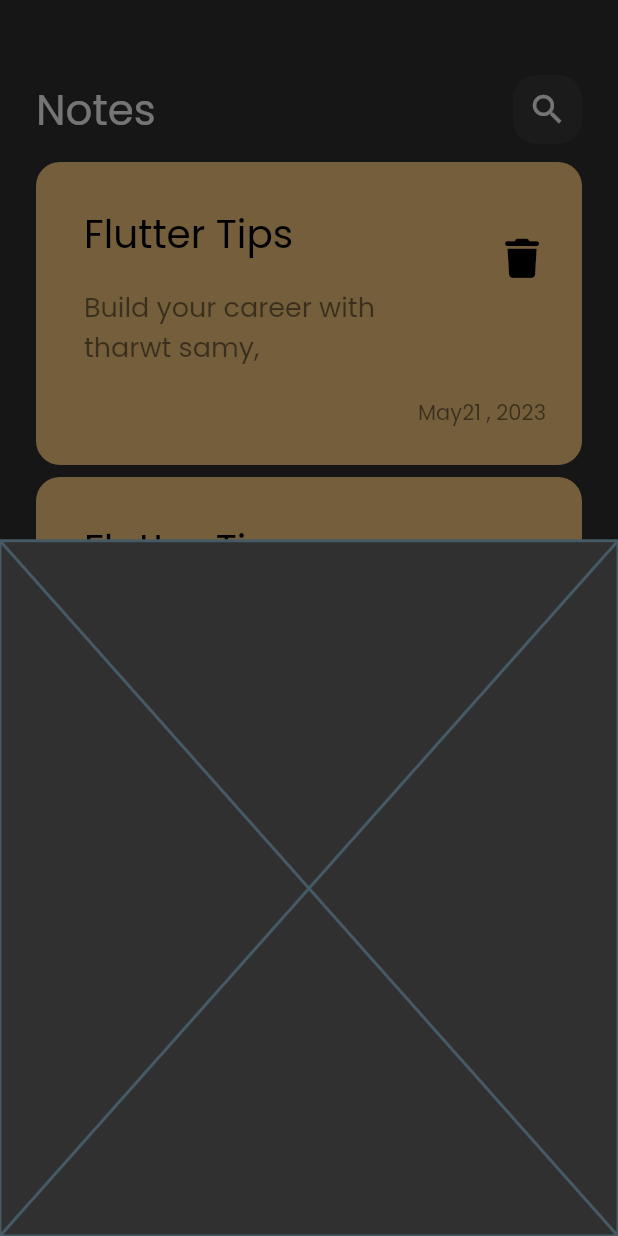
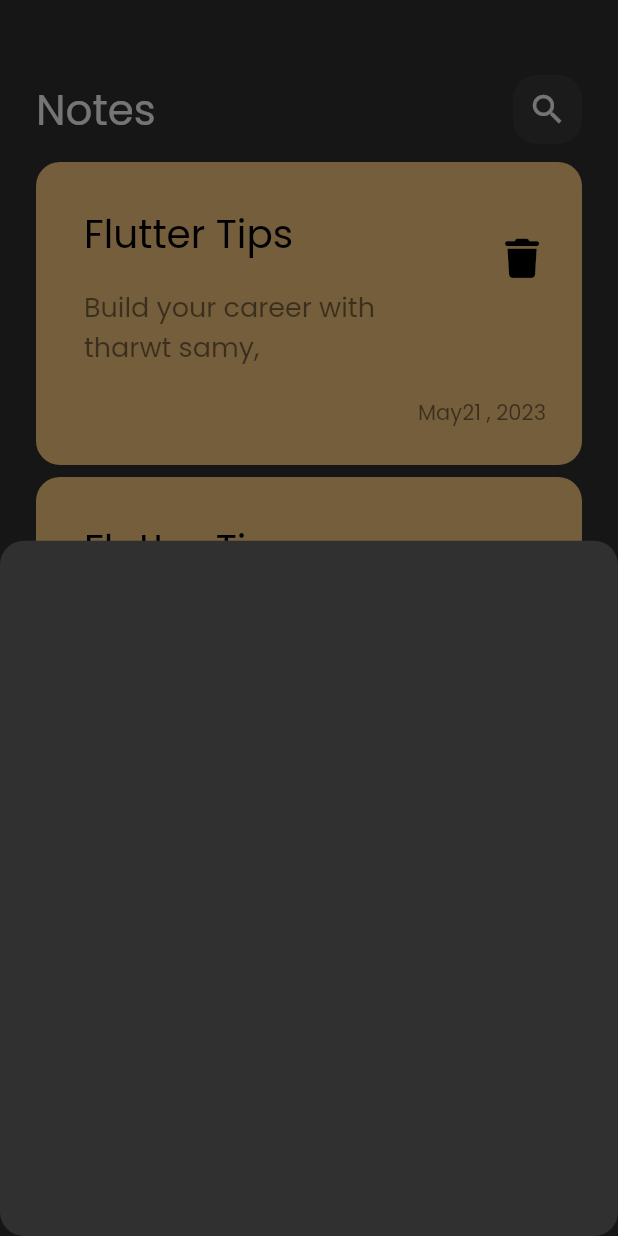
Before and after one commit to ahhmedsafwat/note_app, a Flutter app: the screen it shows after launch, after a tap on the "add" icon, on a phone screen of 412 x 824 dp. Run offline on Flutter 3.47's test engine with Material 2 defaults, Android fonts, the phone set to English and light mode, and no system bars; our stand-ins replace font_awesome_flutter.

Commit message:
added border raduis to the bottom sheet

```diff
--- a/lib/views/home_view.dart
+++ b/lib/views/home_view.dart
@@ -12,6 +12,8 @@ class HomeView extends StatelessWidget {
       floatingActionButton: FloatingActionButton(
           onPressed: () {
             showModalBottomSheet(
+                shape: RoundedRectangleBorder(
+                    borderRadius: BorderRadius.circular(16)),
                 context: context,
                 builder: (context) {
                   return const AddNoteButtonSheet();
--- a/lib/widgets/add_note_botton_sheet.dart
+++ b/lib/widgets/add_note_botton_sheet.dart
@@ -5,6 +5,6 @@ class AddNoteButtonSheet extends StatelessWidget {
 
   @override
   Widget build(BuildContext context) {
-    return const Placeholder();
+    return Container();
   }
 }
```
